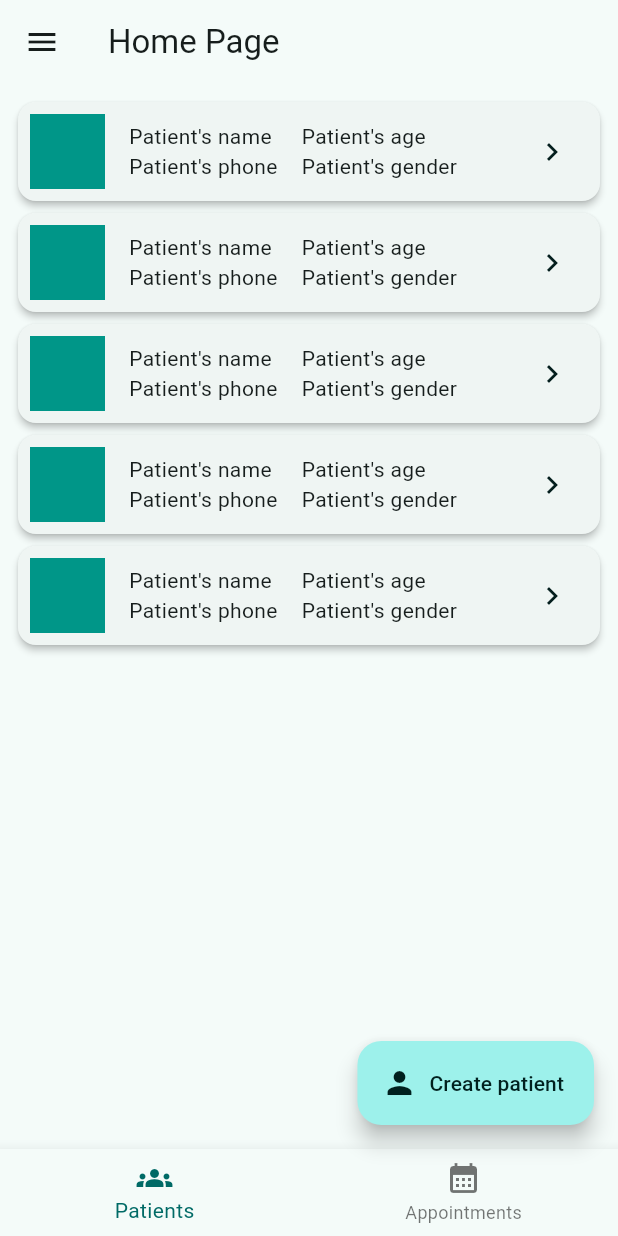
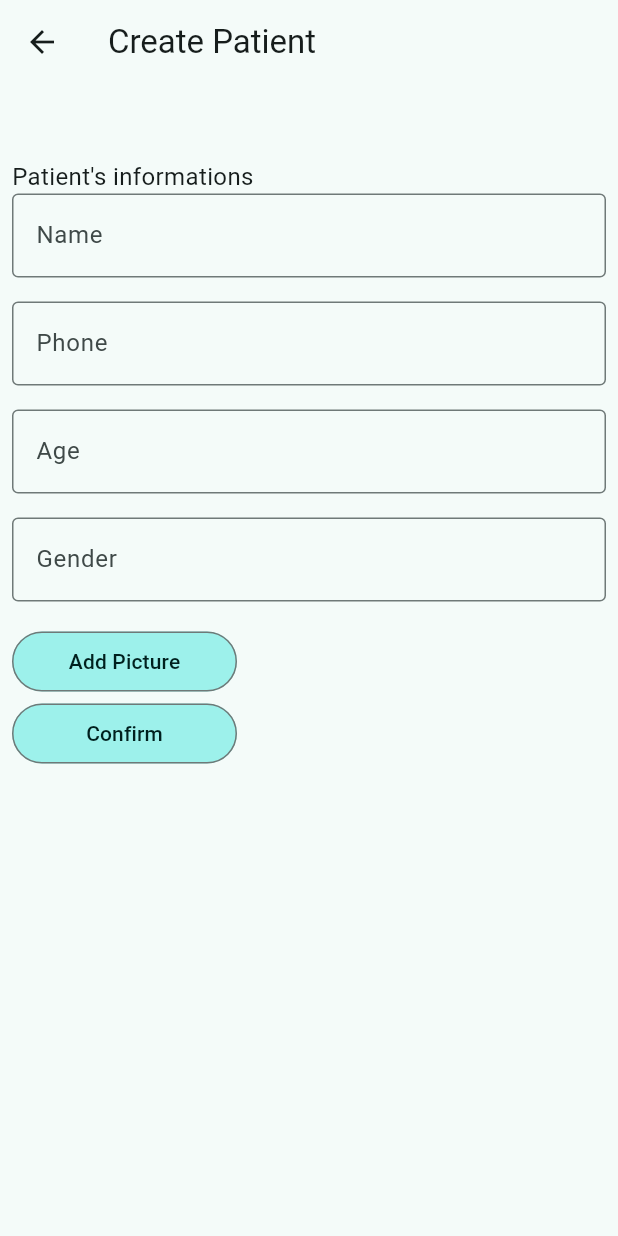
Before and after one commit to LuizHVicari/appointments-app, a Flutter app: the HomePage screen opened by its route, after a tap on "Create patient", on a phone screen of 412 x 824 dp. Run offline on Flutter 3.47's test engine with Material 3 defaults, Android fonts, the phone set to English and light mode, and no system bars; our stand-ins replace dio, google_fonts, logger; accounts and stored records are empty.

Commit message:
feat: add create patients page

```diff
--- a/mobile/patients/lib/components/default_button.dart
+++ b/mobile/patients/lib/components/default_button.dart
@@ -3,18 +3,22 @@ import 'package:flutter/material.dart';
 class DefaultButton extends StatelessWidget {
   final String buttonText;
   final void Function() onPressed;
-  const DefaultButton({super.key, required this.buttonText, required this.onPressed});
+  double? width;
+  DefaultButton({super.key, required this.buttonText, required this.onPressed, this.width,});
 
   @override
   Widget build(BuildContext context) {
-    return OutlinedButton(
-      onPressed: onPressed,
-      style: ButtonStyle(
-        backgroundColor: WidgetStateProperty.all(Theme.of(context).colorScheme.primaryContainer),
-        foregroundColor: WidgetStateProperty.all(Theme.of(context).colorScheme.onPrimaryContainer),
+    return SizedBox(
+      width: width,
+      child: OutlinedButton(
+        onPressed: onPressed,
+        style: ButtonStyle(
+          backgroundColor: WidgetStateProperty.all(Theme.of(context).colorScheme.primaryContainer),
+          foregroundColor: WidgetStateProperty.all(Theme.of(context).colorScheme.onPrimaryContainer),
+        ),
 
+        child: Text(buttonText),
       ),
-      child: Text(buttonText),
     );
   }
 }
--- /dev/null
+++ b/mobile/patients/lib/constants/home_page_numbers.dart
@@ -0,0 +1,2 @@
+const patientsPage = 0;
+const appointmentsPage = 1;
--- a/mobile/patients/lib/main.dart
+++ b/mobile/patients/lib/main.dart
@@ -1,6 +1,7 @@
 import 'package:flutter/material.dart';
 import 'package:patients/dio.dart';
 import 'package:patients/models/patient_model.dart';
+import 'package:patients/pages/create_patient_page.dart';
 import 'package:patients/pages/home_page.dart';
 import 'package:patients/pages/login_page.dart';
 import 'package:patients/pages/patient_details_page.dart';
@@ -37,6 +38,7 @@ class MyApp extends StatelessWidget {
         '/': (context) => const LoginPage(),
         '/signUp': (context) => const SignUpPage(),
         '/home': (context) => const HomePage(),
+        '/createPatient': (context) => CreatePatientPage(),
 
       },
       onGenerateRoute: (settings) {
--- /dev/null
+++ b/mobile/patients/lib/pages/create_patient_page.dart
@@ -0,0 +1,65 @@
+import 'package:flutter/material.dart';
+import 'package:patients/components/default_button.dart';
+import 'package:patients/components/default_input_text.dart';
+import 'package:patients/constants/font_sizes.dart';
+import 'package:patients/constants/paddings.dart';
+import 'package:patients/view_models/create_patient_view_model.dart';
+
+class CreatePatientPage extends StatelessWidget {
+  CreatePatientPage({super.key});
+
+  final _viewModel = CreatePatientViewModel();
+
+  @override
+  Widget build(BuildContext context) {
+    return Scaffold(
+      appBar: AppBar(
+        title: const Text('Create Patient'),
+      ),
+      body: Padding(
+        padding: const EdgeInsets.fromLTRB(pagePadding, 50, pagePadding, pagePadding),
+        child: Column(
+          mainAxisAlignment: MainAxisAlignment.start,
+          crossAxisAlignment: CrossAxisAlignment.start,
+          children: [
+            const Text(
+              "Patient's informations",
+              style: TextStyle(fontSize: fontMedium),
+            ),
+            DefaultInputText(
+              label: 'Name',
+              textController: _viewModel.nameController
+            ),
+            const SizedBox(height: cardItemSeparation),
+            DefaultInputText(
+              label: 'Phone',
+              textController: _viewModel.nameController
+            ),
+            const SizedBox(height: cardItemSeparation),
+            DefaultInputText(
+              label: 'Age',
+              textController: _viewModel.nameController
+            ),
+            const SizedBox(height: cardItemSeparation),
+            DefaultInputText(
+              label: 'Gender',
+              textController: _viewModel.nameController
+            ),
+            const SizedBox(height: cardItemSeparation),
+            DefaultButton(
+              buttonText: 'Add Picture',
+              onPressed: () => {},
+              width: 150,
+            ),
+            DefaultButton(
+              buttonText: 'Confirm',
+              onPressed: () => {},
+              width: 150,
+            )
+
+          ],
+        ),
+      ),
+    );
+  }
+}
--- a/mobile/patients/lib/pages/home_page.dart
+++ b/mobile/patients/lib/pages/home_page.dart
@@ -2,12 +2,12 @@ import 'package:flutter/material.dart';
 import 'package:patients/components/appointments_list.dart';
 import 'package:patients/components/patients_list.dart';
 import 'package:patients/constants/font_sizes.dart';
+import 'package:patients/constants/home_page_numbers.dart';
 import 'package:patients/constants/paddings.dart';
 import 'package:patients/view_models/home_view_model.dart';
 import 'package:provider/provider.dart';
 
-const int patientsPage = 0;
-const int appointmentsPage = 1;
+
 
 class HomePage extends StatefulWidget {
   const HomePage({super.key});
@@ -22,28 +22,6 @@ class _HomePageState extends State<HomePage> {
     PatientsList(),
     AppointmentsList()
   ];
-
-  FloatingActionButton getFAB(BuildContext context) {
-
-    String label = '';
-    late Icon icon;
-
-    switch (_selectedPage) {
-      case patientsPage:
-        label = 'Create patient';
-        icon = const Icon(Icons.person);
-      case appointmentsPage:
-        label = 'Create appointment';
-        icon = const Icon(Icons.event);
-    }
-
-    return FloatingActionButton.extended(
-      onPressed: () => {},
-      label: Text(label),
-      icon: icon,
-      foregroundColor: Theme.of(context).colorScheme.onPrimaryContainer,
-    );
-  }
 
   @override
   void initState() {
@@ -78,7 +56,7 @@ class _HomePageState extends State<HomePage> {
           )
         ]
       ),
-      floatingActionButton: getFAB(context),
+      floatingActionButton: Provider.of<HomeViewModel>(context, listen: false).buildFab(context, _selectedPage),
       drawer: Consumer<HomeViewModel>(
         builder: (context, viewModel, child) {
           return Drawer(
--- /dev/null
+++ b/mobile/patients/lib/view_models/create_patient_view_model.dart
@@ -0,0 +1,10 @@
+import 'package:flutter/material.dart';
+
+class CreatePatientViewModel extends ChangeNotifier {
+
+  final nameController = TextEditingController();
+  final phoneController = TextEditingController();
+  final ageController = TextEditingController();
+  final genderController = TextEditingController();
+
+}
--- a/mobile/patients/lib/view_models/home_view_model.dart
+++ b/mobile/patients/lib/view_models/home_view_model.dart
@@ -1,4 +1,5 @@
 import 'package:flutter/material.dart';
+import 'package:patients/constants/home_page_numbers.dart';
 import 'package:patients/controllers/auth_controller.dart';
 import 'package:patients/logger.dart';
 import 'package:patients/models/user_model.dart';
@@ -44,4 +45,30 @@ class HomeViewModel extends ChangeNotifier {
     Navigator.of(context).pushReplacementNamed('/');
 
   }
+
+  Widget buildFab(BuildContext context, int currentPage) {
+
+    String label = '';
+    String route = '';
+    late Icon icon;
+
+    switch (currentPage) {
+      case patientsPage:
+        label = 'Create patient';
+        icon = const Icon(Icons.person);
+        route = '/createPatient';
+      case appointmentsPage:
+        label = 'Create appointment';
+        icon = const Icon(Icons.event);
+        route = '/home';
+    }
+
+    return FloatingActionButton.extended(
+      onPressed: () => Navigator.of(context).pushNamed(route),
+      label: Text(label),
+      icon: icon,
+      foregroundColor: Theme.of(context).colorScheme.onPrimaryContainer,
+    );
+
+  }
 }
```
